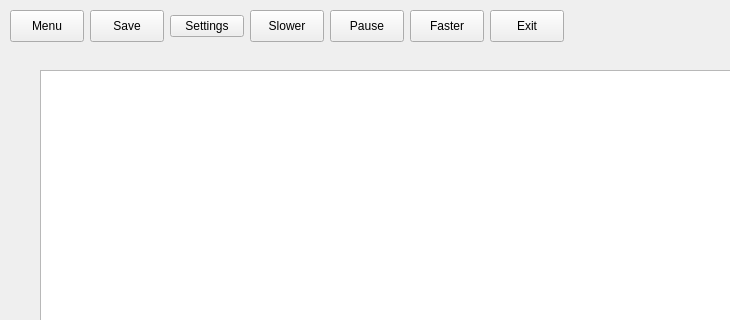
Old version of the form src/view/GamePage.ui in the repository fmarkyy98/qt-city; both pictures show x 0 to 730 and y 0 to 320 of the 915 by 561 pixel window.
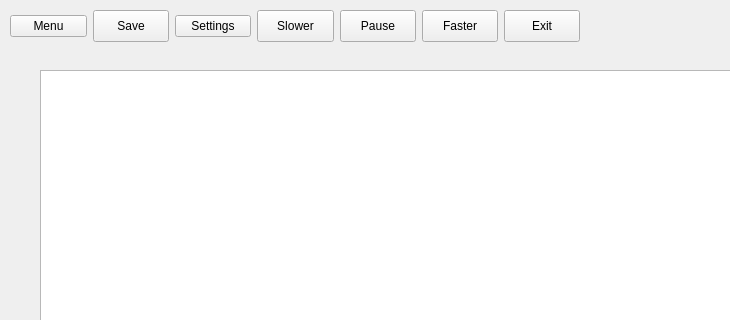
New version of the form.

Commit message: menu button fix

Diff of the .ui file:
```diff
--- a/src/view/GamePage.ui
+++ b/src/view/GamePage.ui
@@ -24,19 +24,13 @@
     <rect>
      <x>10</x>
      <y>10</y>
-     <width>554</width>
+     <width>570</width>
      <height>32</height>
     </rect>
    </property>
    <layout class="QHBoxLayout" name="horizontalLayout">
     <item>
      <widget class="QPushButton" name="menuButton">
-      <property name="sizePolicy">
-       <sizepolicy hsizetype="Preferred" vsizetype="Preferred">
-        <horstretch>0</horstretch>
-        <verstretch>0</verstretch>
-       </sizepolicy>
-      </property>
       <property name="text">
        <string>Menu</string>
       </property>
```
The commit also changes 2 other files.
